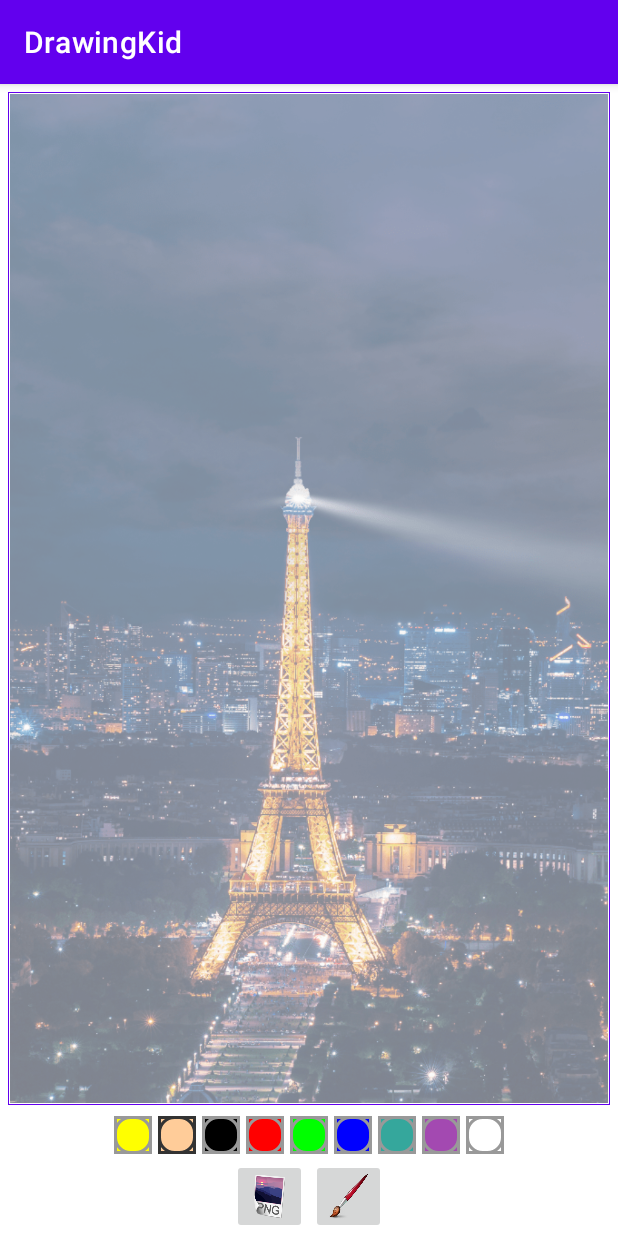
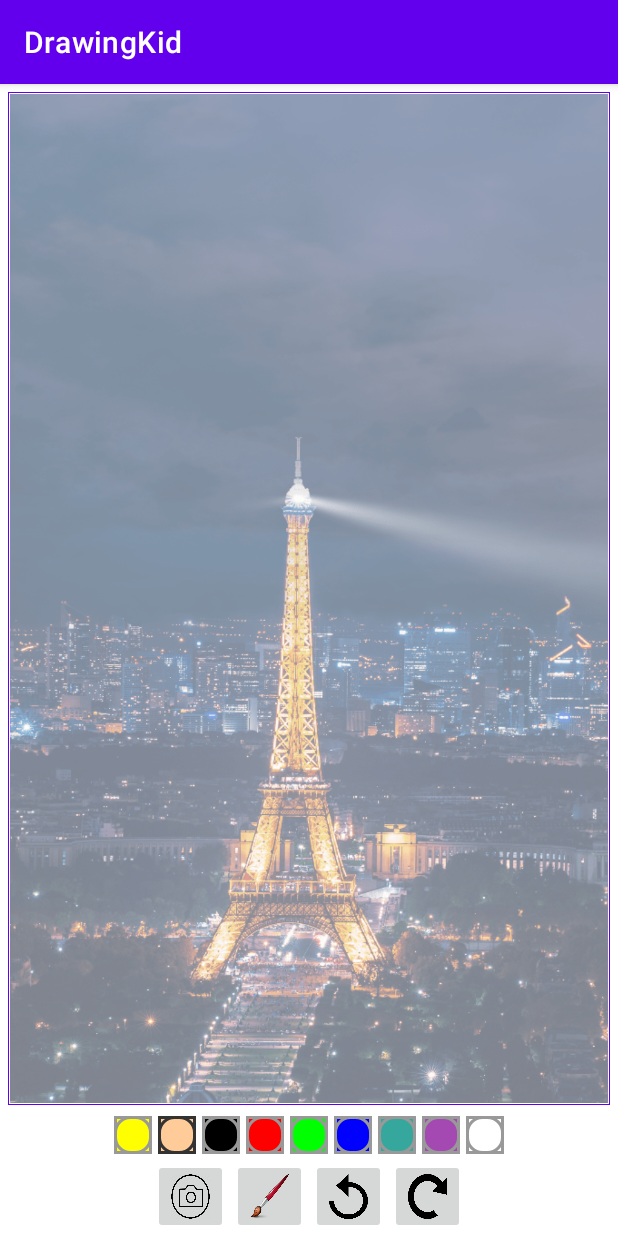
Before and after one commit to cyberplanete/AppDrawing-Kotlin, an Android app: the screen it shows after launch (MainActivity), after a tap on an icon or button, on a phone screen of 412 x 824 dp. Run offline under Robolectric (Android 15) with nearby library versions, the phone set to English and light mode, and no system bars.

Commit message:
Ajout des boutons et actions undo redo

```diff
--- a/app/src/main/java/net/cyberplanete/drawingkid/DrawingView.kt
+++ b/app/src/main/java/net/cyberplanete/drawingkid/DrawingView.kt
@@ -21,10 +21,38 @@ class DrawingView(context: Context, attrs: AttributeSet) : View(context, attrs)
     private var canvas: Canvas? = null
 
     ///Permettre l'enregistrement du dessin
-    private val mListeDeDessins = ArrayList<CustomPath>()
+    // Chaque mouvement de la souris formant un trait est enregistré dans un arraylist
+    private val mListeDeTraits = ArrayList<CustomPath>()
+    // Identique a mListdeTraits mais utilisé pour revenir sur l'action précédente
+    private val mRedoListDeTraits = ArrayList<CustomPath>()
+
 
     init {
         setupDrawing()
+    }
+
+    fun onClickUndo ()
+    {
+        //Si liste de traits est superieur à 0
+        if (mListeDeTraits.size > 0)
+        {
+            //Je constitue une liste permettant le retour de la derniere action et en meme temps je retire de ma view la derniere action
+            mRedoListDeTraits.add(mListeDeTraits.removeAt(mListeDeTraits.size - 1))
+            invalidate()
+        }
+    }
+
+    fun onClickRedo ()
+    {
+        //Si liste de traits est superieur à 0
+        if (mRedoListDeTraits.size > 0)
+        {
+            //j'ajoute mListeDeTraits -1 à mmUndoListDeTraits
+           // mUndoListDeTraits.add(mListeDeTraits.removeAt(mListeDeTraits.size - 1))
+            mListeDeTraits.add(mRedoListDeTraits.removeAt(mRedoListDeTraits.size-1))
+
+            invalidate()
+        }
     }
 
     private fun setupDrawing() {
@@ -53,7 +81,7 @@ class DrawingView(context: Context, attrs: AttributeSet) : View(context, attrs)
         canvas.drawBitmap(mCanvasBitmap!!, 0f, 0f, mCanvasPaint)
 
         ///Permet dessiner un ensemble d'enregistrement de dessins -- La liste customPath est completé d'un dessin à chaque reclachement du bouton
-        for (path in mListeDeDessins) {
+        for (path in mListeDeTraits) {
             mDrawPaint!!.strokeWidth = path!!.epaisseurPinceau
             mDrawPaint!!.color = path!!.couleur
             canvas.drawPath(path!!, mDrawPaint!!)
@@ -96,7 +124,7 @@ class DrawingView(context: Context, attrs: AttributeSet) : View(context, attrs)
 
             MotionEvent.ACTION_UP -> {
                 ///Permettre l'enregistrement du dessin -- Lorsque le bouton de la souris est relaché
-                mListeDeDessins.add(mDrawDessin!!)
+                mListeDeTraits.add(mDrawDessin!!)
                 mDrawDessin = CustomPath(couleur, mPinceauTaille)
             }
             ///Pour tous les autres évenements je retourne false
--- a/app/src/main/java/net/cyberplanete/drawingkid/MainActivity.kt
+++ b/app/src/main/java/net/cyberplanete/drawingkid/MainActivity.kt
@@ -3,10 +3,13 @@ package net.cyberplanete.drawingkid
 import android.Manifest
 import android.app.AlertDialog
 import android.app.Dialog
+import android.content.Intent
 import androidx.appcompat.app.AppCompatActivity
 import android.os.Bundle
+import android.provider.MediaStore
 import android.view.View
 import android.widget.ImageButton
+import android.widget.ImageView
 import android.widget.Toast
 import androidx.activity.result.ActivityResultLauncher
 import androidx.activity.result.contract.ActivityResultContracts
@@ -18,9 +21,24 @@ import net.cyberplanete.drawingkid.databinding.DialogBrushSizeBinding
 
 class MainActivity : AppCompatActivity() {
 
-    // ********* PERMISSIONS ***********
+    // ********* LAUNCHER PICK PHOTO ***********
+    val openGalleryLauncher: ActivityResultLauncher<Intent> = registerForActivityResult(ActivityResultContracts.StartActivityForResult())
+    {
+            //Après validation je change le fond d'ecran par la photo selectionnée
+            result ->
+        if (result.resultCode == RESULT_OK && result.data != null)
+        {
+            val imageBackground: ImageView = bindingMainActivity.ivBackground
+
+            imageBackground.setImageURI(result.data?.data)
+        }
+    }
+
+
+
+    // ********* REQUEST PERMISSIONS ***********
     //Todo 1: Activity result launcher of type Array<String> for permission camera and storage
-    private val cameraAndLocationResultLauncher: ActivityResultLauncher<Array<String>> =
+    private val requestPermissionsForcameraAndLocationResultLauncher: ActivityResultLauncher<Array<String>> =
         registerForActivityResult(ActivityResultContracts.RequestMultiplePermissions())
         { permissions ->
             /**
@@ -51,6 +69,11 @@ class MainActivity : AppCompatActivity() {
                         )
                             .show()
                     }
+                    // 1- l'uri est récupéré dans ma variable pickIntent
+                    val pickIntent = Intent(Intent.ACTION_PICK,MediaStore.Images.Media.EXTERNAL_CONTENT_URI)
+                    // 2 - Launcher pour la selection de la photo
+                    openGalleryLauncher.launch(pickIntent)
+
                 } else {
                     if (permissionName == Manifest.permission.ACCESS_FINE_LOCATION) {
                         Toast.makeText(
@@ -70,14 +93,6 @@ class MainActivity : AppCompatActivity() {
                 }
 
             }
-//            if (isGranted) {
-//                Toast.makeText(this, "Permission autorisée pour la caméra", Toast.LENGTH_LONG)
-//                    .show()
-//            } else {
-//                Toast.makeText(this, "Permission non autorisée pour la caméra", Toast.LENGTH_LONG)
-//                    .show();
-//
-//            }
 
         }
 
@@ -123,12 +138,27 @@ class MainActivity : AppCompatActivity() {
         {
             showBrushSizeChooserDialog()
         }
-        // I asked for permission to access external storage
+        // Bouton gallery -- Changer l'image du background
         val ibGallery: ImageButton = bindingMainActivity.ibGallery
-        ibGallery.setOnClickListener { requesCameraAndStoragetPermission() }
+        ibGallery.setOnClickListener()
+        {
+            requesCameraAndStoragetPermission()
+        }
+
+        val ibUndo : ImageButton = bindingMainActivity.ibUndo
+        ibUndo.setOnClickListener()
+        {
+            bindingMainActivity.drawingView.onClickUndo()
+        }
+
+        val ibRedo: ImageButton = bindingMainActivity.ibRedo
+        ibRedo.setOnClickListener()
+        {
+            bindingMainActivity.drawingView.onClickRedo()
+        }
     }
 
-    // Asking for permission to access storage and camera
+    //     Asking for permission to access storage and camera
     private fun requesCameraAndStoragetPermission() {
         if (ActivityCompat.shouldShowRequestPermissionRationale(this,Manifest.permission.READ_EXTERNAL_STORAGE) || ActivityCompat.shouldShowRequestPermissionRationale(this, Manifest.permission.CAMERA)) {
             showRationaleDialog(
@@ -139,7 +169,7 @@ class MainActivity : AppCompatActivity() {
         }else
             {   // I directly ask for the permission.
                 // The registered ActivityResultCallback gets the result of this request.
-                cameraAndLocationResultLauncher.launch(arrayOf(Manifest.permission.CAMERA,Manifest.permission.READ_EXTERNAL_STORAGE))
+                requestPermissionsForcameraAndLocationResultLauncher.launch(arrayOf(Manifest.permission.CAMERA,Manifest.permission.READ_EXTERNAL_STORAGE))
             }
         }
 
--- a/app/src/main/res/layout/activity_main.xml
+++ b/app/src/main/res/layout/activity_main.xml
@@ -24,7 +24,7 @@
             android:layout_width="match_parent"
             android:layout_height="match_parent"
             android:scaleType="centerCrop"
-            android:src="@drawable/ic_eiffel"/>
+            android:src="@drawable/ic_eiffel" />
         <!--Zone de dessin -->
         <net.cyberplanete.drawingkid.DrawingView
             android:id="@+id/drawing_view"
@@ -137,38 +137,45 @@
         android:layout_width="wrap_content"
         android:layout_height="wrap_content"
         android:orientation="horizontal"
-    app:layout_constraintTop_toBottomOf="@id/ll_paint_colors"
         app:layout_constraintBottom_toBottomOf="parent"
         app:layout_constraintEnd_toEndOf="parent"
         app:layout_constraintStart_toStartOf="parent"
+        app:layout_constraintTop_toBottomOf="@id/ll_paint_colors"
 
-    >  <ImageButton
+        >
+
+        <ImageButton
             android:id="@+id/ib_Gallery"
             android:layout_width="50dp"
             android:layout_height="50dp"
             android:layout_margin="1dp"
             android:scaleType="fitXY"
-    android:src="@drawable/ic_image"
-    />
+            android:src="@drawable/ic_image" />
+
         <ImageButton
             android:id="@+id/ib_brush"
             android:layout_width="50dp"
             android:layout_height="50dp"
             android:layout_margin="1dp"
             android:scaleType="fitXY"
-        android:src="@drawable/ic_brush"
-         />
+            android:src="@drawable/ic_brush" />
 
+        <ImageButton
+            android:id="@+id/ib_undo"
+            android:layout_width="50dp"
+            android:layout_height="50dp"
+            android:layout_margin="1dp"
+            android:scaleType="fitXY"
+            android:src="@drawable/ic_undo" />
 
-
-
+        <ImageButton
+            android:id="@+id/ib_redo"
+            android:layout_width="50dp"
+            android:layout_height="50dp"
+            android:layout_margin="1dp"
+            android:scaleType="fitXY"
+            android:src="@drawable/ic_redo" />
     </LinearLayout>
 
 
-
-
-
-
-
-
 </androidx.constraintlayout.widget.ConstraintLayout>
```
Also changed, not shown: app/src/main/res/drawable-v24/ic_image.png (added), app/src/main/res/drawable-v24/ic_redo.png (added), app/src/main/res/drawable-v24/ic_undo.png (added), app/src/main/res/drawable/ic_image.png (deleted). Lines whose indentation alone changed are shown as unchanged.
